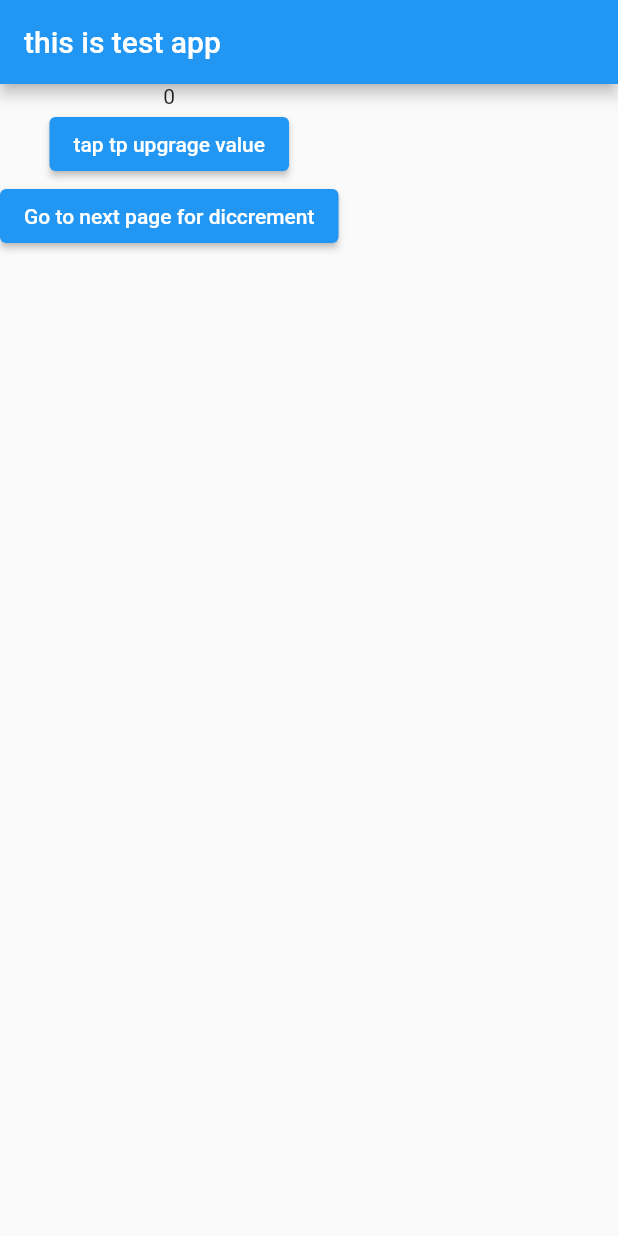
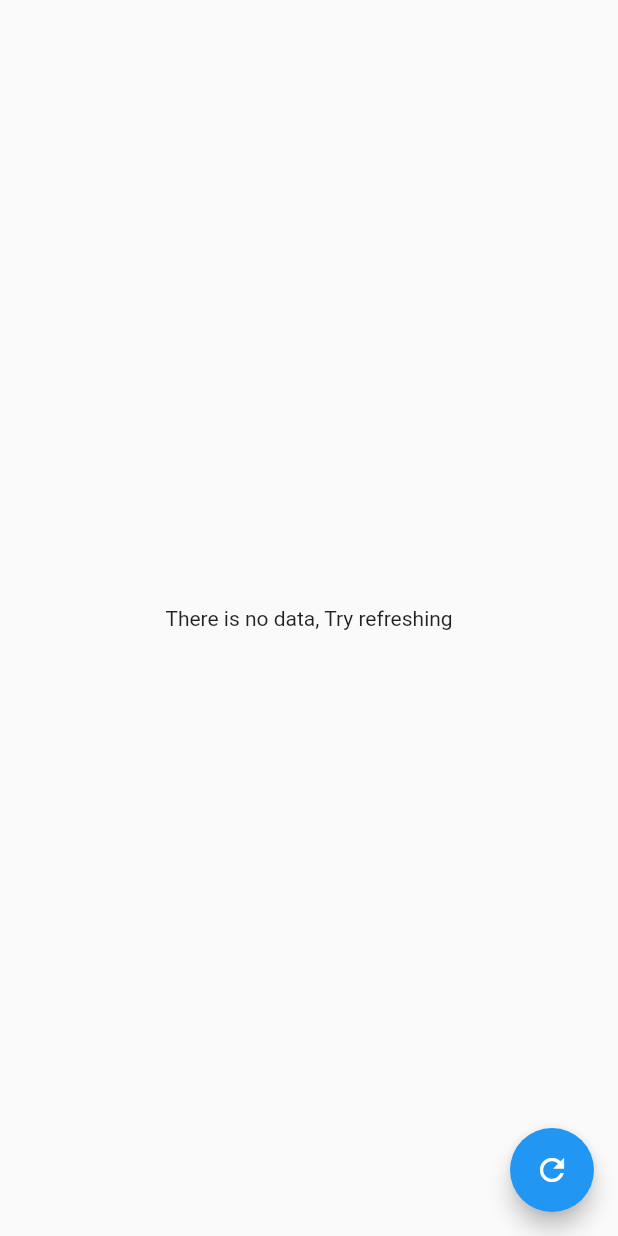
Before and after one commit to Faysal9991/provider_api_call, a Flutter app: the screen it shows after launch, on a phone screen of 412 x 824 dp. Run offline on Flutter 3.47's test engine with Material 2 defaults, Android fonts, the phone set to English and light mode, and no system bars.

Commit message:
data CALL with api in provider demo

```diff
--- a/lib/main.dart
+++ b/lib/main.dart
@@ -1,9 +1,8 @@
 
 import 'package:flutter/material.dart';
 import 'package:provider/provider.dart';
-import 'package:providerapp/screens/fastpage.dart';
-
-import 'provider/dataprovider.dart';
+import 'package:providerapp/provider/apitestpro.dart';
+import 'package:providerapp/screens/home_page_screen.dart';
 
 
 void main() {
@@ -12,7 +11,7 @@ void main() {
     /// can use [MyApp] while mocking the providers
     MultiProvider(
       providers: [
-        ChangeNotifierProvider(create: (_) => Data()),
+        ChangeNotifierProvider(create: (_) => HomepageProvider()),
       ],
       child: const MyApp(),
     ),
@@ -26,7 +25,7 @@ class MyApp extends StatelessWidget {
   Widget build(BuildContext context) {
 
     return MaterialApp(
-     home: HomePage(),
+     home: Homepage(),
     );
   }
 }
--- /dev/null
+++ b/lib/models/testapi_model.dart
@@ -0,0 +1,37 @@
+// To parse this JSON data, do
+//
+//     final apiTestPro = apiTestProFromJson(jsonString);
+
+import 'dart:convert';
+
+List<ApiTestmodel> apiTestProFromJson(String str) => List<ApiTestmodel>.from(json.decode(str).map((x) => ApiTestmodel.fromJson(x)));
+
+String apiTestProToJson(List<ApiTestmodel> data) => json.encode(List<dynamic>.from(data.map((x) => x.toJson())));
+
+class ApiTestmodel {
+  ApiTestmodel({
+  required  this.userId,
+    required this.id,
+    required this.title,
+    required this.body,
+  });
+
+  int userId;
+  int id;
+  String title;
+  String body;
+
+  factory ApiTestmodel.fromJson(Map<String, dynamic> json) => ApiTestmodel(
+    userId: json["userId"],
+    id: json["id"],
+    title: json["title"],
+    body: json["body"],
+  );
+
+  Map<String, dynamic> toJson() => {
+    "userId": userId,
+    "id": id,
+    "title": title,
+    "body": body,
+  };
+}
--- /dev/null
+++ b/lib/provider/apitestpro.dart
@@ -0,0 +1,11 @@
+import 'package:flutter/foundation.dart';
+
+import 'package:providerapp/models/testapi_model.dart';
+
+class HomepageProvider extends ChangeNotifier{
+  List<ApiTestmodel> listData = [];
+  void updateDataModel(List<ApiTestmodel> listData){
+    this.listData = listData;
+    notifyListeners();
+  }
+}
--- a/lib/provider/dataprovider.dart
+++ /dev/null
@@ -1,16 +0,0 @@
-
-import 'package:flutter/material.dart';
-
-class Data extends ChangeNotifier{
-  int value = 0;
-
-
-  incriment() {
-    value++;
-    notifyListeners();
-  }
- decrement(){
-    value--;
-    notifyListeners();
-  }
-}
--- a/lib/screens/fastpage.dart
+++ /dev/null
@@ -1,32 +0,0 @@
-import 'package:flutter/material.dart';
-import 'package:provider/provider.dart';
-import 'package:providerapp/provider/dataprovider.dart';
-import 'package:providerapp/screens/secondpage.dart';
-class HomePage extends StatelessWidget {
-  const HomePage({Key? key}) : super(key: key);
-
-  @override
-  Widget build(BuildContext context) {
-    final providerData = Provider.of<Data>(context);
-    return Scaffold(
-      appBar: AppBar(
-        title: Text("this is test app"),
-      ),
-      body: Column(
-        children: [
-          Text(providerData.value.toString()),
-          ElevatedButton(onPressed: (){
-            providerData.incriment();
-          },
-              child: Text("tap tp upgrage value")),
-
-
-          ElevatedButton(onPressed: (){
-            Navigator.push(context, MaterialPageRoute(builder: (context)=>Secondpage()
-            ));
-          }, child:Text("Go to next page for diccrement") )
-        ],
-      ),
-    );
-  }
-}
--- /dev/null
+++ b/lib/screens/home_page_screen.dart
@@ -0,0 +1,37 @@
+import 'package:flutter/material.dart';
+import 'package:provider/provider.dart';
+import 'package:providerapp/helper/helper_pro.dart';
+import 'package:providerapp/models/testapi_model.dart';
+import 'package:providerapp/provider/apitestpro.dart';
+
+class Homepage extends StatelessWidget {
+  const Homepage({ Key? key }) : super(key: key);
+
+  @override
+  Widget build(BuildContext context) {
+    return Consumer<HomepageProvider>(
+      builder: (context, provider, child){
+        return Scaffold(
+          floatingActionButton: FloatingActionButton(
+            child: const Icon(Icons.refresh),
+            onPressed: ()async{
+              List<ApiTestmodel> data = await FetchData().getData();
+              provider.updateDataModel(data);
+            },
+          ),
+          body: provider.listData.isEmpty?const Center(child:Text("There is no data, Try refreshing")):
+          ListView.builder(
+            itemCount: provider.listData.length,
+            itemBuilder: (context, index) {
+              return ListTile(
+                leading: Text("${provider.listData[index].id}"),
+                title: Text("${provider.listData[index].title}"),
+              );
+            },
+          ),
+
+        );
+      },
+    );
+  }
+}
--- a/pubspec.yaml
+++ b/pubspec.yaml
@@ -28,6 +28,7 @@ environment:
 # versions available, run `flutter pub outdated`.
 dependencies:
   provider: ^6.0.2
+  http: ^0.13.4
   flutter:
     sdk: flutter
 
```
Also changed, not shown: lib/helper/helper_pro.dart (added, +35 -0 lines), lib/screens/secondpage.dart (deleted, +0 -30 lines), pubspec.lock.
